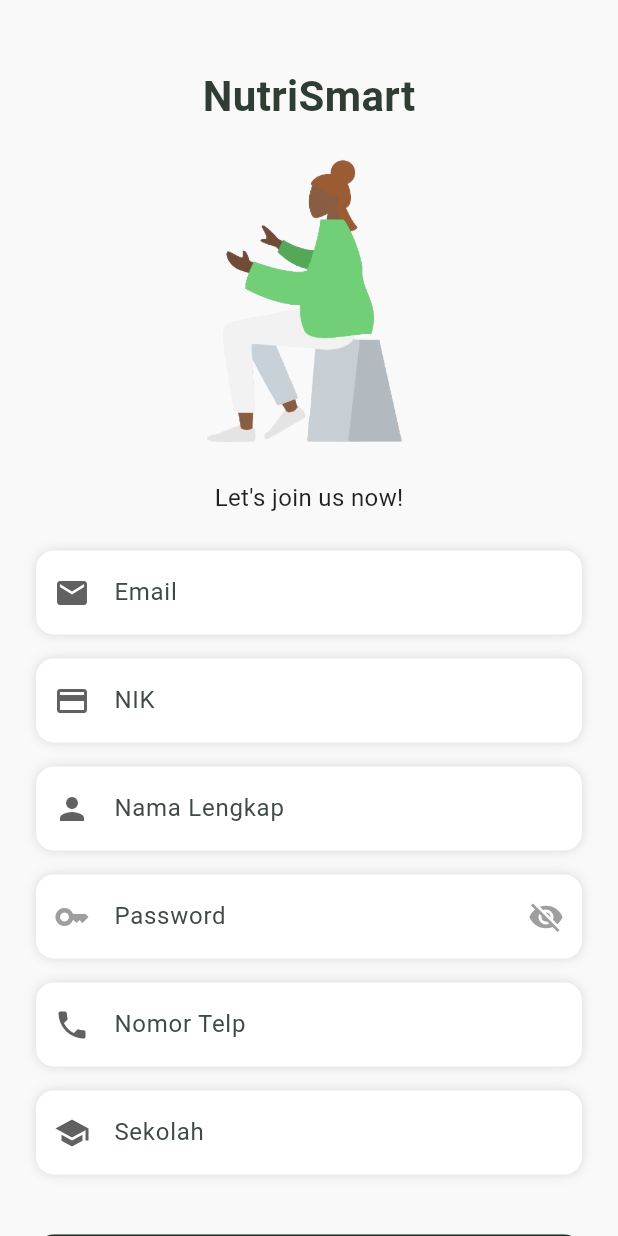
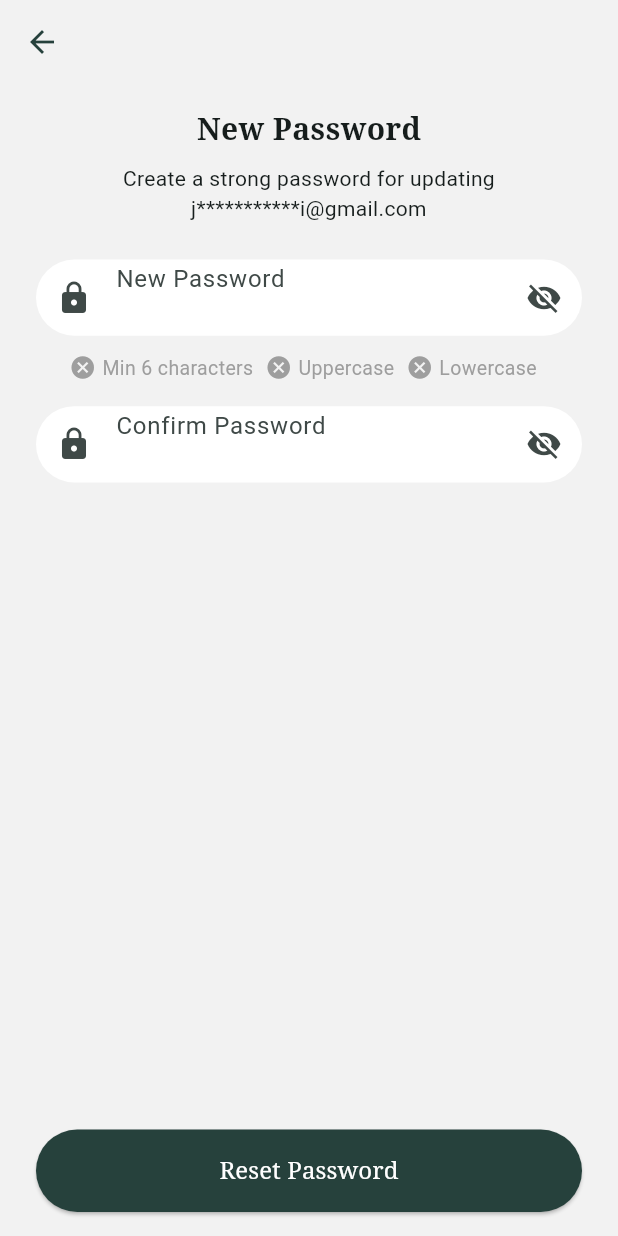
Before and after one commit to ipaddr/MPLJJ25-140-KEL-1, a Flutter app: the screen it shows after launch, on a phone screen of 412 x 824 dp. Run offline on Flutter 3.47's test engine with Material 3 defaults, Android fonts, the phone set to English and light mode, and no system bars; our stand-ins replace animate_do, image_picker; Roboto replaces fonts that are missing (Georgia, Poppins); project files that could hold a hidden picture were left out.

Commit message:
NutriSmart

```diff
--- a/nutrismart/lib/main.dart
+++ b/nutrismart/lib/main.dart
@@ -13,6 +13,12 @@ import 'screens/tambah_siswa.dart';
 import 'screens/riwayat_pendistribusian.dart';
 import 'screens/explore.dart';
 import 'screens/pemantauan_gizi.dart';
+import 'screens/forgot_password_page.dart';
+import 'screens/forgot_pass_otp.dart';
+import 'screens/forgot_pass_new_pass.dart';
+
+
+
 
 void main() {
   runApp(const MyApp());
@@ -31,7 +37,7 @@ class MyApp extends StatelessWidget {
         colorScheme: ColorScheme.fromSeed(seedColor: Colors.teal),
         useMaterial3: true,
       ),
-      initialRoute: '/register_guru',
+      initialRoute: '/reset_password',
       routes: {
         // Splash & Welcome
         '/splash': (context) => const SplashScreen(),
@@ -58,6 +64,12 @@ class MyApp extends StatelessWidget {
         // Tambahan
         '/riwayat_pendistribusian': (context) => const RiwayatPendistribusian(),
         '/explore': (context) => const ExplorePage(),
+        '/forgot_password': (context) => const ForgotPasswordPage(),
+        '/otp_verification': (context) => const OTPVerificationPage(),
+        '/reset_password': (context) => const ResetPasswordPage(),
+
+
+
       },
     );
   }
--- /dev/null
+++ b/nutrismart/lib/screens/Forgot_Pass_New_Pass.dart
@@ -0,0 +1,221 @@
+import 'package:flutter/material.dart';
+
+class ResetPasswordPage extends StatefulWidget {
+  const ResetPasswordPage({super.key});
+
+  @override
+  State<ResetPasswordPage> createState() => _ResetPasswordPageState();
+}
+
+class _ResetPasswordPageState extends State<ResetPasswordPage> {
+  final TextEditingController _newPasswordController = TextEditingController();
+  final TextEditingController _confirmPasswordController = TextEditingController();
+  bool _obscureNew = true;
+  bool _obscureConfirm = true;
+  String? _errorText;
+
+  bool get _isPasswordValid {
+    final password = _newPasswordController.text;
+    return password.length >= 6 &&
+        RegExp(r'[A-Z]').hasMatch(password) &&
+        RegExp(r'[a-z]').hasMatch(password);
+  }
+
+  void _resetPassword() {
+    final newPassword = _newPasswordController.text;
+    final confirmPassword = _confirmPasswordController.text;
+
+    setState(() {
+      _errorText = null;
+    });
+
+    if (newPassword != confirmPassword) {
+      setState(() {
+        _errorText = 'The password confirmation doesn’t match';
+      });
+      return;
+    }
+
+    if (!_isPasswordValid) {
+      setState(() {
+        _errorText = 'Password must include min 6 characters, uppercase & lowercase';
+      });
+      return;
+    }
+
+    // TODO: Hubungkan ke backend untuk menyimpan password baru
+    ScaffoldMessenger.of(context).showSnackBar(
+      const SnackBar(content: Text('Password successfully reset!')),
+    );
+
+    Navigator.pushNamed(context, '/login');
+  }
+
+  Widget _buildPasswordField({
+    required String hint,
+    required TextEditingController controller,
+    required bool obscure,
+    required VoidCallback toggleVisibility,
+    bool showError = false,
+  }) {
+    return Container(
+      decoration: BoxDecoration(
+        color: Colors.white,
+        border: Border.all(
+          color: showError ? Colors.red : Colors.transparent,
+          width: 1.4,
+        ),
+        borderRadius: BorderRadius.circular(30),
+      ),
+      child: TextField(
+        controller: controller,
+        obscureText: obscure,
+        decoration: InputDecoration(
+          border: InputBorder.none,
+          hintText: hint,
+          prefixIcon: const Icon(Icons.lock),
+          suffixIcon: IconButton(
+            icon: Icon(obscure ? Icons.visibility_off : Icons.visibility),
+            onPressed: toggleVisibility,
+          ),
+          contentPadding: const EdgeInsets.symmetric(horizontal: 16),
+        ),
+      ),
+    );
+  }
+
+  Widget _buildCriteriaRow() {
+    final password = _newPasswordController.text;
+    return Row(
+      mainAxisAlignment: MainAxisAlignment.center,
+      children: [
+        _buildCheckItem(password.length >= 6, 'Min 6 characters'),
+        _buildCheckItem(RegExp(r'[A-Z]').hasMatch(password), 'Uppercase'),
+        _buildCheckItem(RegExp(r'[a-z]').hasMatch(password), 'Lowercase'),
+      ],
+    );
+  }
+
+  Widget _buildCheckItem(bool passed, String text) {
+    return Row(
+      children: [
+        Icon(
+          passed ? Icons.check_circle : Icons.cancel,
+          color: passed ? Colors.teal : Colors.grey,
+          size: 18,
+        ),
+        const SizedBox(width: 4),
+        Text(
+          text,
+          style: TextStyle(
+            fontSize: 13,
+            color: passed ? Colors.teal : Colors.grey,
+          ),
+        ),
+        const SizedBox(width: 8),
+      ],
+    );
+  }
+
+  @override
+  Widget build(BuildContext context) {
+    return Scaffold(
+      backgroundColor: const Color(0xFFF2F2F2),
+      appBar: AppBar(
+        backgroundColor: Colors.transparent,
+        elevation: 0,
+        leading: BackButton(color: const Color(0xFF26413C)),
+      ),
+      body: SafeArea(
+        child: Padding(
+          padding: const EdgeInsets.symmetric(horizontal: 24.0),
+          child: Column(
+            children: [
+              const SizedBox(height: 16),
+              const Text(
+                'New Password',
+                style: TextStyle(
+                  fontSize: 20,
+                  fontWeight: FontWeight.bold,
+                  fontFamily: 'Serif',
+                ),
+              ),
+              const SizedBox(height: 8),
+              const Text(
+                'Create a strong password for updating\nj***********i@gmail.com',
+                textAlign: TextAlign.center,
+                style: TextStyle(fontSize: 14),
+              ),
+              const SizedBox(height: 24),
+
+              // New Password
+              _buildPasswordField(
+                hint: 'New Password',
+                controller: _newPasswordController,
+                obscure: _obscureNew,
+                toggleVisibility: () => setState(() {
+                  _obscureNew = !_obscureNew;
+                }),
+              ),
+              const SizedBox(height: 12),
+              _buildCriteriaRow(),
+              const SizedBox(height: 16),
+
+              // Confirm Password
+              _buildPasswordField(
+                hint: 'Confirm Password',
+                controller: _confirmPasswordController,
+                obscure: _obscureConfirm,
+                toggleVisibility: () => setState(() {
+                  _obscureConfirm = !_obscureConfirm;
+                }),
+                showError: _errorText != null,
+              ),
+
+              if (_errorText != null)
+                Padding(
+                  padding: const EdgeInsets.only(top: 6),
+                  child: Row(
+                    children: [
+                      const Icon(Icons.error, color: Colors.red, size: 16),
+                      const SizedBox(width: 6),
+                      Text(
+                        _errorText!,
+                        style: const TextStyle(color: Colors.red, fontSize: 13),
+                      ),
+                    ],
+                  ),
+                ),
+
+              const Spacer(),
+
+              // Reset Password Button
+              SizedBox(
+                width: double.infinity,
+                child: ElevatedButton(
+                  onPressed: _resetPassword,
+                  style: ElevatedButton.styleFrom(
+                    backgroundColor: const Color(0xFF26413C),
+                    padding: const EdgeInsets.symmetric(vertical: 16),
+                    shape: RoundedRectangleBorder(
+                      borderRadius: BorderRadius.circular(32),
+                    ),
+                  ),
+                  child: const Text(
+                    'Reset Password',
+                    style: TextStyle(
+                      color: Colors.white,
+                      fontSize: 16,
+                      fontFamily: 'Serif',
+                    ),
+                  ),
+                ),
+              ),
+              const SizedBox(height: 16),
+            ],
+          ),
+        ),
+      ),
+    );
+  }
+}
--- a/nutrismart/lib/screens/login_guru.dart
+++ b/nutrismart/lib/screens/login_guru.dart
@@ -100,6 +100,18 @@ class _LoginGuruState extends State<LoginGuru> {
                               ),
                       ),
                     ),
+                    TextButton(
+                      onPressed: () {
+                        Navigator.pushNamed(context, '/forgot_password');
+                      },
+                      child: const Text(
+                        'Lupa Password?',
+                        style: TextStyle(
+                          color: Color.fromARGB(255, 2, 117, 106),
+                          fontWeight: FontWeight.bold,
+                        ),
+                      ),
+                    ),
                     const SizedBox(height: 12),
                     Row(
                       mainAxisAlignment: MainAxisAlignment.center,
--- a/nutrismart/lib/screens/otp_screen.dart
+++ b/nutrismart/lib/screens/otp_screen.dart
@@ -71,7 +71,7 @@ class OTPScreen extends StatelessWidget {
               const SizedBox(height: 24),
               ElevatedButton(
                 onPressed: () {
-                  // Validasi & navigasi selanjutnya
+                   Navigator.pushNamed(context, '/login_admin');
                 },
                 style: ElevatedButton.styleFrom(
                   backgroundColor: const Color(0xFF0F2F27),
--- a/nutrismart/lib/screens/register_admin.dart
+++ b/nutrismart/lib/screens/register_admin.dart
@@ -112,7 +112,7 @@ class _RegisterAdminState extends State<RegisterAdmin> {
                     ),
                   ),
                   onPressed: () {
-                    // TODO: Tambahkan aksi daftar
+                    Navigator.pushNamed(context, '/otp');
                   },
                   child: const Text(
                     'Daftar',
```
Also changed, not shown: nutrismart/lib/screens/forgot_pass_otp.dart (added, +139 -0 lines), nutrismart/lib/screens/forgot_password_page.dart (added, +124 -0 lines), nutrismart/pubspec.lock.
